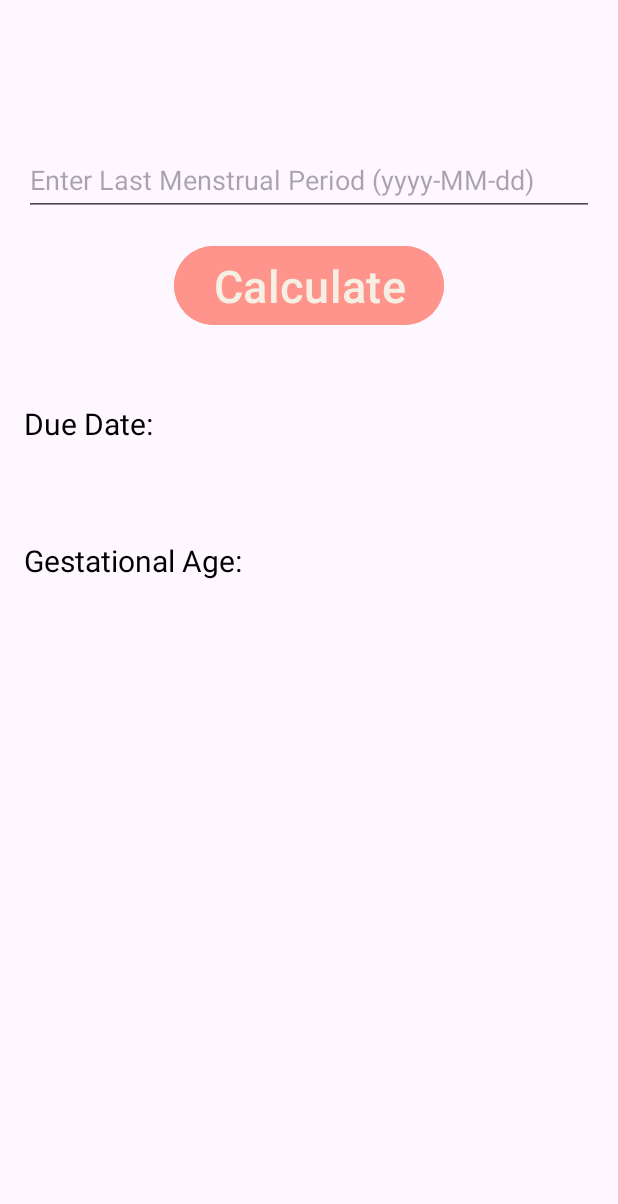
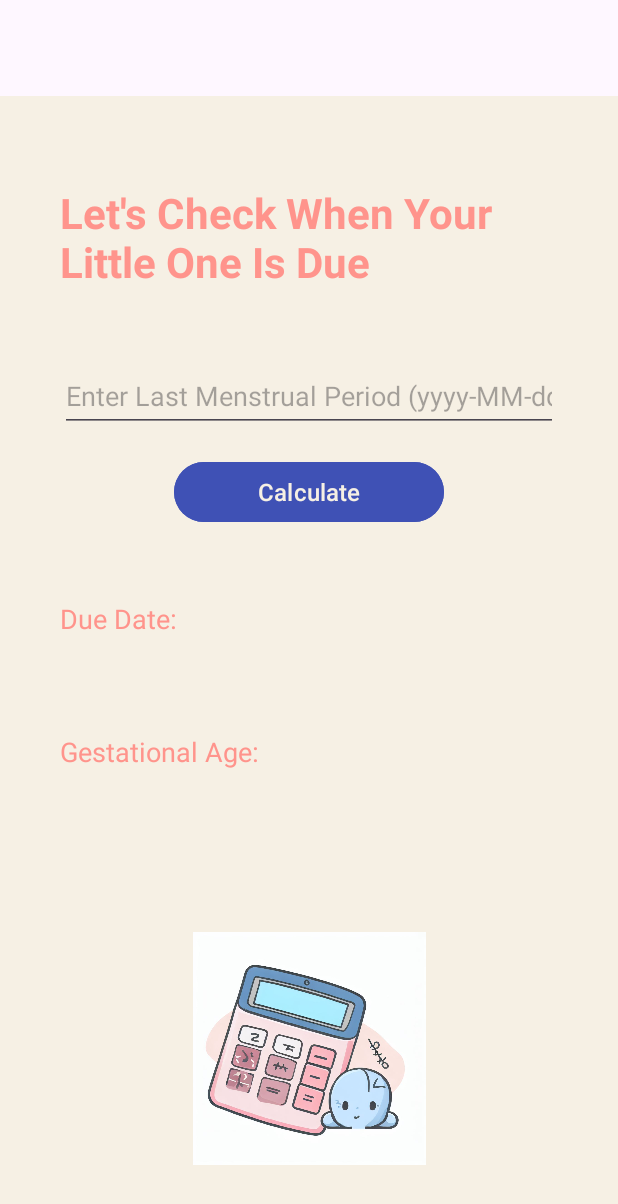
Before and after one commit to fridarik50/WombWise, an Android app: the DueDateCalcFragment screen opened through its navigation route, on a phone screen of 412 x 824 dp. Shown: the top 1204 px of the screen. Run offline under Robolectric (Android 15) with nearby library versions, the phone set to English and light mode, and no system bars; our stand-ins replace navigation-ui.

Commit message:
general design changes and gestational calculation fix

```diff
--- a/app/src/main/java/hackeru/fridarik/wombwise/viewModels/DueDateCalcViewModel.kt
+++ b/app/src/main/java/hackeru/fridarik/wombwise/viewModels/DueDateCalcViewModel.kt
@@ -45,14 +45,13 @@ class DueDateCalcViewModel : ViewModel() {
 
     private fun calculateGestationalAge(lastMenstrualPeriodString: String): String {
         try {
+            val dateFormat = SimpleDateFormat("yyyy-MM-dd") // Adjust the date format as needed
             val lastMenstrualPeriod = dateFormat.parse(lastMenstrualPeriodString)
             val currentDate = Calendar.getInstance().time
 
-            val daysDifference = ((currentDate.time - lastMenstrualPeriod.time) / (1000 * 60 * 60 * 24)).toDouble()
-            val gestationalAge = (daysDifference * (4.0 + 1.0 / 3.0)).toInt()
-
-            val weeks = gestationalAge / 7
-            val days = gestationalAge % 7
+            val daysDifference = ((currentDate.time - lastMenstrualPeriod.time) / (1000 * 60 * 60 * 24)).toInt()
+            val weeks = daysDifference / 7
+            val days = daysDifference % 7
 
             return "$weeks weeks $days days"
         } catch (e: Exception) {
--- a/app/src/main/res/layout/fragment_due_date_calc.xml
+++ b/app/src/main/res/layout/fragment_due_date_calc.xml
@@ -1,18 +1,32 @@
 <?xml version="1.0" encoding="utf-8"?>
-<androidx.constraintlayout.widget.ConstraintLayout
-    xmlns:android="http://schemas.android.com/apk/res/android"
+<androidx.constraintlayout.widget.ConstraintLayout xmlns:android="http://schemas.android.com/apk/res/android"
     xmlns:app="http://schemas.android.com/apk/res-auto"
     xmlns:tools="http://schemas.android.com/tools"
     android:layout_width="match_parent"
     android:layout_height="match_parent"
+    android:background="@color/wombWiseBeige"
     android:padding="16dp"
     tools:context="fragments.DueDateCalcFragment">
+
+    <TextView
+        android:id="@+id/title_main_frag2"
+        android:layout_width="300dp"
+        android:layout_height="75dp"
+        android:layout_marginStart="24dp"
+        android:text="Let's Check When Your Little One Is Due"
+        android:textColor="#FF948C"
+        android:textSize="28sp"
+        android:textStyle="bold"
+        app:layout_constraintBottom_toTopOf="@+id/guideline9"
+        app:layout_constraintStart_toStartOf="parent"
+        app:layout_constraintTop_toTopOf="parent" />
 
     <EditText
         android:id="@+id/edt_last_menstrual_period"
         android:layout_width="0dp"
         android:layout_height="48dp"
-        android:layout_marginTop="16dp"
+        android:layout_marginStart="24dp"
+        android:layout_marginEnd="24dp"
         android:autofillHints="date"
         android:editable="true"
         android:focusable="true"
@@ -23,19 +37,19 @@
         app:layout_constraintBottom_toTopOf="@+id/btn_calculate"
         app:layout_constraintEnd_toEndOf="parent"
         app:layout_constraintStart_toStartOf="parent"
-        app:layout_constraintTop_toTopOf="parent" />
+        app:layout_constraintTop_toTopOf="@+id/guideline9" />
 
     <Button
         android:id="@+id/btn_calculate"
         android:layout_width="180dp"
         android:layout_height="wrap_content"
         android:layout_marginTop="16dp"
-        android:backgroundTint="@color/wombWisePink"
+        android:backgroundTint="@color/wombWiseBlue"
         android:contentDescription="@string/desc_calculate_button"
         android:importantForAccessibility="yes"
         android:text="@string/text_calculate"
         android:textColor="@color/wombWiseBeige"
-        android:textSize="30sp"
+        android:textSize="16sp"
         app:layout_constraintEnd_toEndOf="parent"
         app:layout_constraintStart_toStartOf="parent"
         app:layout_constraintTop_toBottomOf="@+id/edt_last_menstrual_period" />
@@ -44,12 +58,13 @@
         android:id="@+id/title_due_date"
         android:layout_width="wrap_content"
         android:layout_height="wrap_content"
+        android:layout_marginStart="24dp"
         android:layout_marginTop="48dp"
         android:contentDescription="@string/desc_due_date_output"
         android:importantForAccessibility="no"
         android:text="@string/text_due_date"
-        android:textColor="@color/black"
-        android:textSize="20sp"
+        android:textColor="@color/wombWisePink"
+        android:textSize="18sp"
         app:layout_constraintStart_toStartOf="parent"
         app:layout_constraintTop_toBottomOf="@+id/btn_calculate" />
 
@@ -57,13 +72,38 @@
         android:id="@+id/title_gestational_age"
         android:layout_width="wrap_content"
         android:layout_height="wrap_content"
+        android:layout_marginStart="24dp"
         android:layout_marginTop="64dp"
         android:contentDescription="@string/desc_gestational_age_output"
         android:importantForAccessibility="no"
         android:text="@string/text_gestational_age"
-        android:textColor="@color/black"
-        android:textSize="20sp"
+        android:textColor="@color/wombWisePink"
+        android:textSize="18sp"
         app:layout_constraintStart_toStartOf="parent"
         app:layout_constraintTop_toBottomOf="@+id/title_due_date" />
 
+    <androidx.constraintlayout.widget.Guideline
+        android:id="@+id/guideline9"
+        android:layout_width="wrap_content"
+        android:layout_height="wrap_content"
+        android:orientation="horizontal"
+        app:layout_constraintGuide_percent="0.22" />
+
+    <androidx.constraintlayout.widget.Guideline
+        android:id="@+id/guideline10"
+        android:layout_width="wrap_content"
+        android:layout_height="wrap_content"
+        android:orientation="horizontal"
+        app:layout_constraintGuide_percent="0.7" />
+
+    <ImageView
+        android:id="@+id/img_baby_calculating"
+        android:layout_width="160dp"
+        android:layout_height="155dp"
+        android:src="@drawable/baby_calculating"
+        app:layout_constraintBottom_toBottomOf="parent"
+        app:layout_constraintEnd_toEndOf="parent"
+        app:layout_constraintStart_toStartOf="parent"
+        app:layout_constraintTop_toTopOf="@+id/guideline10" />
+
 </androidx.constraintlayout.widget.ConstraintLayout>
```
Also changed, not shown: app/src/main/res/drawable/baby_calculating.jpg (added).
